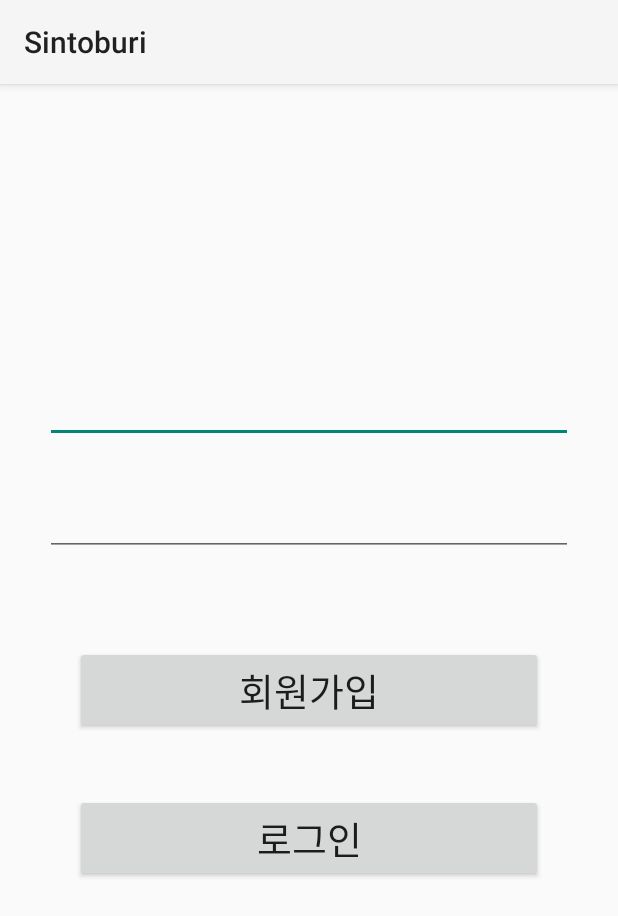
After one commit to swisdom784/sintoburi, an Android app: the Login screen opened directly, with no data from a screen before it, on a phone screen of 412 x 824 dp. The commit adds this screen. Shown: the top 916 px of the screen. Run offline under Robolectric (Android 15) with nearby library versions, the phone set to English and light mode, and no system bars; our stand-ins replace Firebase (no records; nobody signed in at launch, a user with empty details on screens opened directly).

Commit message:
login 구현

```diff
--- a/Sintoburi/app/src/main/AndroidManifest.xml
+++ b/Sintoburi/app/src/main/AndroidManifest.xml
@@ -13,6 +13,12 @@
         android:theme="@style/Theme.Sintoburi"
         tools:targetApi="31">
         <activity
+            android:name=".Join"
+            android:exported="false" />
+        <activity
+            android:name=".Login"
+            android:exported="false" />
+        <activity
             android:name=".MainActivity"
             android:exported="true">
             <intent-filter>
--- /dev/null
+++ b/Sintoburi/app/src/main/java/com/example/sintoburi/Login.java
@@ -0,0 +1,84 @@
+package com.example.sintoburi;
+
+import android.content.Intent;
+import android.os.Bundle;
+import android.view.View;
+import android.widget.Button;
+import android.widget.EditText;
+import android.widget.Toast;
+
+import androidx.activity.EdgeToEdge;
+import androidx.annotation.NonNull;
+import androidx.appcompat.app.AppCompatActivity;
+
+import com.google.android.gms.tasks.OnCompleteListener;
+import com.google.android.gms.tasks.Task;
+import com.google.firebase.auth.AuthResult;
+import com.google.firebase.auth.FirebaseAuth;
+import com.google.firebase.auth.FirebaseUser;
+import com.google.firebase.database.DatabaseReference;
+import com.google.firebase.database.FirebaseDatabase;
+
+public class Login extends AppCompatActivity {
+    FirebaseAuth mAuth;
+    DatabaseReference mDatabaseRef;
+    EditText mEmail, mPassword;
+    Button mJoin, mLogin;
+
+    @Override
+    protected void onCreate(Bundle savedInstanceState) {
+        super.onCreate(savedInstanceState);
+        EdgeToEdge.enable(this);
+        setContentView(R.layout.activity_login);
+        /*ViewCompat.setOnApplyWindowInsetsListener(findViewById(R.id.main), (v, insets) -> {
+            Insets systemBars = insets.getInsets(WindowInsetsCompat.Type.systemBars());
+            v.setPadding(systemBars.left, systemBars.top, systemBars.right, systemBars.bottom);
+            return insets;
+        });*/
+
+        // Initialize
+        mAuth = FirebaseAuth.getInstance();
+        mDatabaseRef = FirebaseDatabase.getInstance().getReference();
+
+        mEmail = findViewById(R.id.email);
+        mPassword = findViewById(R.id.password);
+        mJoin = findViewById(R.id.join);
+        mLogin = findViewById(R.id.login);
+
+        FirebaseUser currentUser = mAuth.getCurrentUser();
+        if(currentUser != null) {
+            // current user is logged in -> navigate to MainActivity
+            Intent intent = new Intent(Login.this, MainActivity.class);
+            startActivity(intent);
+//            finish(); // Close the current activity
+        }
+
+        mLogin.setOnClickListener(new View.OnClickListener() {
+            @Override
+            public void onClick(View v) {
+                String strEmail = mEmail.getText().toString();
+                String strPassword = mPassword.getText().toString();
+
+                mAuth.signInWithEmailAndPassword(strEmail, strPassword).addOnCompleteListener(Login.this, new OnCompleteListener<AuthResult>() {
+                    @Override
+                    public void onComplete(@NonNull Task<AuthResult> task) {
+                        if (task.isSuccessful()){
+                            Intent intent = new Intent(Login.this, MainActivity.class);
+                            startActivity(intent);
+//                            finish();
+                        } else {
+                            Toast.makeText(Login.this, "로그인 실패", Toast.LENGTH_SHORT).show();
+                        }
+                    }
+                });
+            }
+        });
+        mJoin.setOnClickListener(new View.OnClickListener() {
+            @Override
+            public void onClick(View v) {
+                Intent intent = new Intent(Login.this, Join.class);
+                startActivity(intent);
+            }
+        });
+    }
+}
--- /dev/null
+++ b/Sintoburi/app/src/main/res/layout/activity_login.xml
@@ -0,0 +1,42 @@
+<?xml version="1.0" encoding="utf-8"?>
+<LinearLayout
+    android:id="@+id/main"
+    xmlns:android="http://schemas.android.com/apk/res/android"
+    xmlns:app="http://schemas.android.com/apk/res-auto"
+    xmlns:tools="http://schemas.android.com/tools"
+    android:layout_width="match_parent"
+    android:layout_height="match_parent"
+    android:orientation="vertical"
+    tools:context=".Login">
+
+    <EditText
+        android:id="@+id/email"
+        android:layout_width="match_parent"
+        android:layout_height="wrap_content"
+        android:layout_marginTop="250dp"
+        android:layout_marginHorizontal="30dp"/>
+
+    <EditText
+        android:id="@+id/password"
+        android:layout_width="match_parent"
+        android:layout_height="wrap_content"
+        android:layout_margin="30dp"/>
+
+    <Button
+        android:id="@+id/join"
+        android:layout_width="match_parent"
+        android:layout_height="wrap_content"
+        android:layout_marginHorizontal="50dp"
+        android:layout_marginVertical="30dp"
+        android:text="회원가입"
+        android:textSize="25sp" />
+    <Button
+        android:id="@+id/login"
+        android:layout_width="match_parent"
+        android:layout_height="wrap_content"
+        android:layout_marginHorizontal="50dp"
+        android:layout_marginVertical="10dp"
+        android:text="로그인"
+        android:textSize="25sp"/>
+
+</LinearLayout>
--- a/Sintoburi/app/src/main/res/values/themes.xml
+++ b/Sintoburi/app/src/main/res/values/themes.xml
@@ -1,6 +1,6 @@
 <resources xmlns:tools="http://schemas.android.com/tools">
     <!-- Base application theme. -->
-    <style name="Base.Theme.Sintoburi" parent="Theme.Material3.DayNight.NoActionBar">
+    <style name="Base.Theme.Sintoburi" parent="Theme.AppCompat.Light">
         <!-- Customize your light theme here. -->
         <!-- <item name="colorPrimary">@color/my_light_primary</item> -->
     </style>
```
Also changed, not shown: Sintoburi/app/build.gradle.kts (+9 -7 lines), Sintoburi/app/src/main/java/com/example/sintoburi/Join.java (added, +24 -0 lines), Sintoburi/app/src/main/res/layout/activity_join.xml (added, +10 -0 lines).
